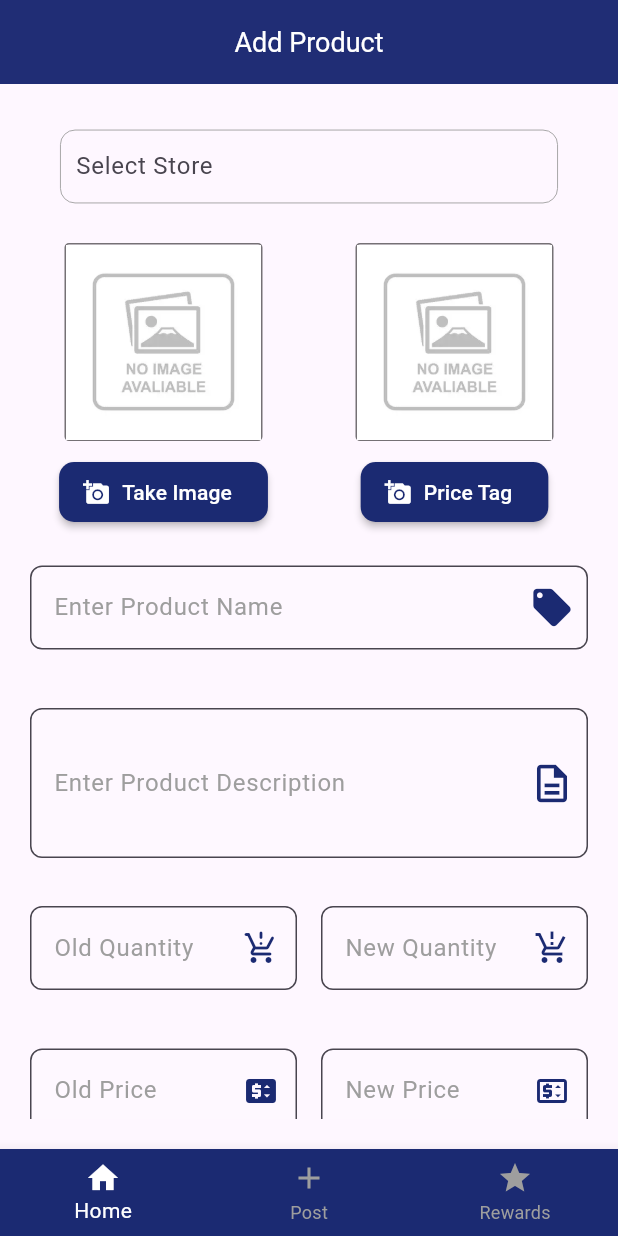
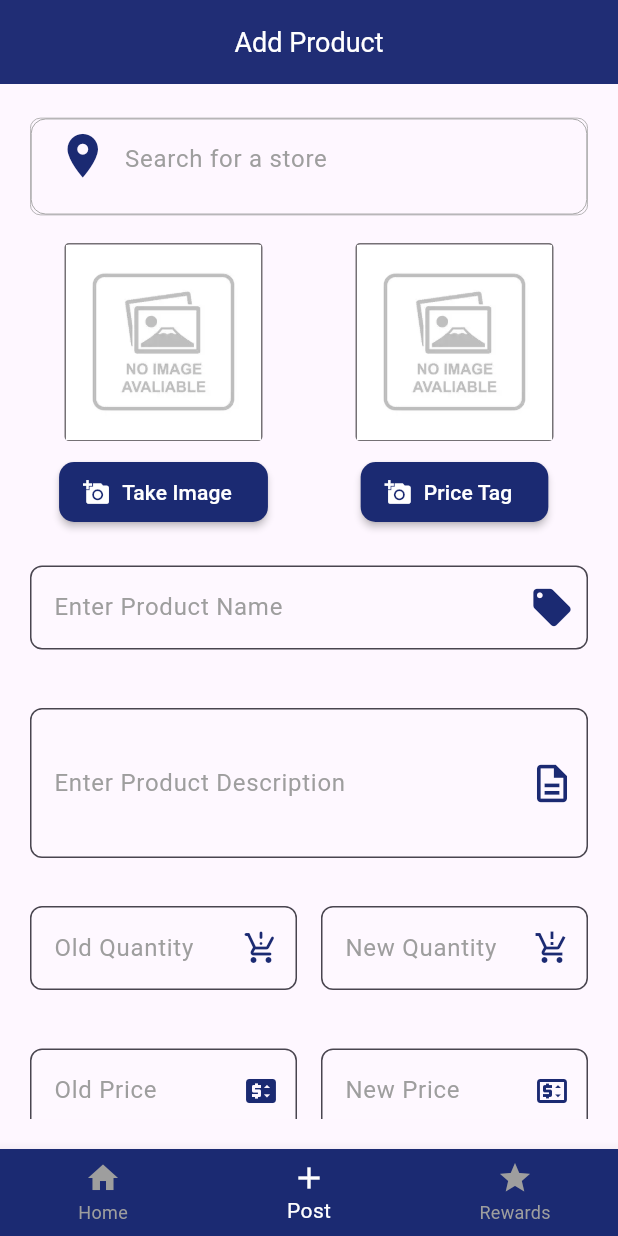
Before and after one commit to NiharikaBalaga/rewarding-sale-app-flutter-app, a Flutter app: the PostPage screen opened directly, on a phone screen of 412 x 824 dp. Run offline on Flutter 3.47's test engine with Material 3 defaults, Android fonts, the phone set to English and light mode, and no system bars; drawn by our look-alikes of google_places_flutter; our stand-ins replace carousel_slider, firebase_core, flare_flutter, flutter_secure_storage, font_awesome_flutter, geocoding and 6 more; accounts and stored records are empty; network calls fail.

Commit message:
1.Report API integration done. 2.Confirm button changed and API call done in post details page.

```diff
--- a/lib/config/apiconfig.dart
+++ b/lib/config/apiconfig.dart
@@ -19,4 +19,8 @@ class ApiConfig {
   //Comment Service
   static const String baseUrlComment = 'http://10.0.2.2:3004/api';
   static const String addCommentEndpoint ='/comment';
+
+  //Report Service
+  static const String baseUrlReport = 'http://10.0.2.2:3007/api';
+  static const String getReportEndpoint ='/report';
 }
--- a/lib/screen/Post_UI/PostPage.dart
+++ b/lib/screen/Post_UI/PostPage.dart
@@ -53,6 +53,7 @@ class PostPage extends StatelessWidget {
         unselectedItemColor: Colors.grey,
         selectedLabelStyle: const TextStyle(color: Colors.white),
         unselectedLabelStyle: const TextStyle(color: Colors.grey),
+        currentIndex: 1,
         items: [
           const BottomNavigationBarItem(
             icon: Icon(Icons.home),
@@ -105,7 +106,6 @@ class _MyWidgetState extends State<MyWidget> {
   File? _image;
   File? _image1;
   String? _placeId;
-  bool _isLoading = false;
 
   TextEditingController _locationController = TextEditingController();
   TextEditingController _productNameController = TextEditingController();
@@ -549,15 +549,28 @@ class _MyWidgetState extends State<MyWidget> {
 
   placesAutoCompleteTextField() {
     return Container(
-      padding: const EdgeInsets.symmetric(horizontal: 20),
+      height: 65,
+      decoration: BoxDecoration(
+        border: Border.all(color: Colors.grey, width: 0.5), // Add border color and width
+        borderRadius: BorderRadius.circular(7.0), // Add border radius
+      ),
+
+      padding: const EdgeInsets.symmetric(horizontal: 0),
+
       child: GooglePlaceAutoCompleteTextField(
+
         textEditingController: _locationController,
         googleAPIKey: 'AIzaSyDBvFOnu4xQhn3EprY9llKqnfOkZkVw6ms',
+
         inputDecoration: const InputDecoration(
-          hintText: "Select Store",
+          hintText: "Search for a store",
+          hintStyle: TextStyle(color: Colors.grey), // Update hint text color
           border: InputBorder.none,
-          enabledBorder: InputBorder.none,
+          contentPadding: EdgeInsets.fromLTRB(10, 15, 15, 10), // Adjust content padding for left alignment and height
+          prefixIcon: Icon(Icons.location_on, color: kPrimaryColor, size: 35), // Add location icon
+          alignLabelWithHint: true, // Align label with the hint text
         ),
+
         debounceTime: 400,
         countries: const ['ca'],
         getPlaceDetailWithLatLng: (Prediction prediction) {
--- a/lib/screen/home/components/_build_post_card.dart
+++ b/lib/screen/home/components/_build_post_card.dart
@@ -188,7 +188,7 @@ class _PostCardState extends State<PostCard> {
                   fontSize: 14,
                 ),
               ),
-              const SizedBox(width: 150),
+              const SizedBox(width: 140),
               Text(
                 post.postCategory.split(' ').take(2).join(' '),
                 style: const TextStyle(
--- a/lib/screen/reward/reward.dart
+++ b/lib/screen/reward/reward.dart
@@ -223,6 +223,7 @@ class _RewardPageState extends State<RewardPage> {
         backgroundColor: kPrimaryColor,
         selectedItemColor: Colors.white,
         unselectedItemColor: Colors.grey,
+        currentIndex: 2,
         items: const [
           BottomNavigationBarItem(
             icon: Icon(Icons.home),
--- a/pubspec.yaml
+++ b/pubspec.yaml
@@ -50,6 +50,7 @@ dependencies:
   firebase_core: ^2.27.0
   location: ^5.0.0-dev.8
   google_places_flutter: ^2.0.8
+  share: ^2.0.4
 
 dev_dependencies:
   flutter_test:
```
Also changed, not shown: lib/screen/postdetails/post_details.dart (+70 -60 lines), lib/services/postapiservices.dart (+0 -43 lines), lib/services/reportservice.dart (added, +34 -0 lines), pubspec.lock, 2 other files.
